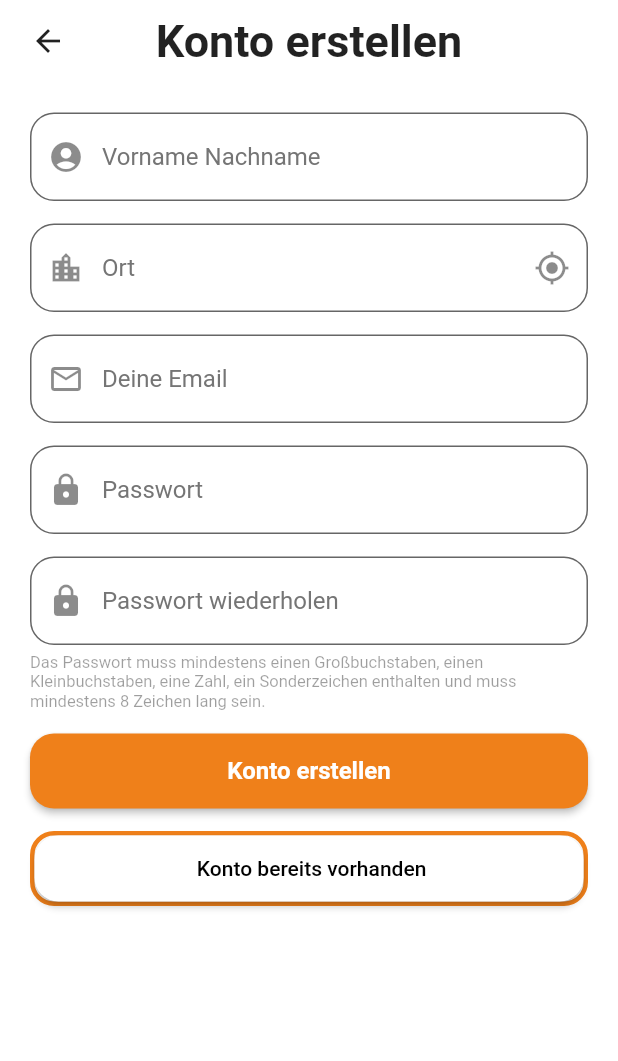
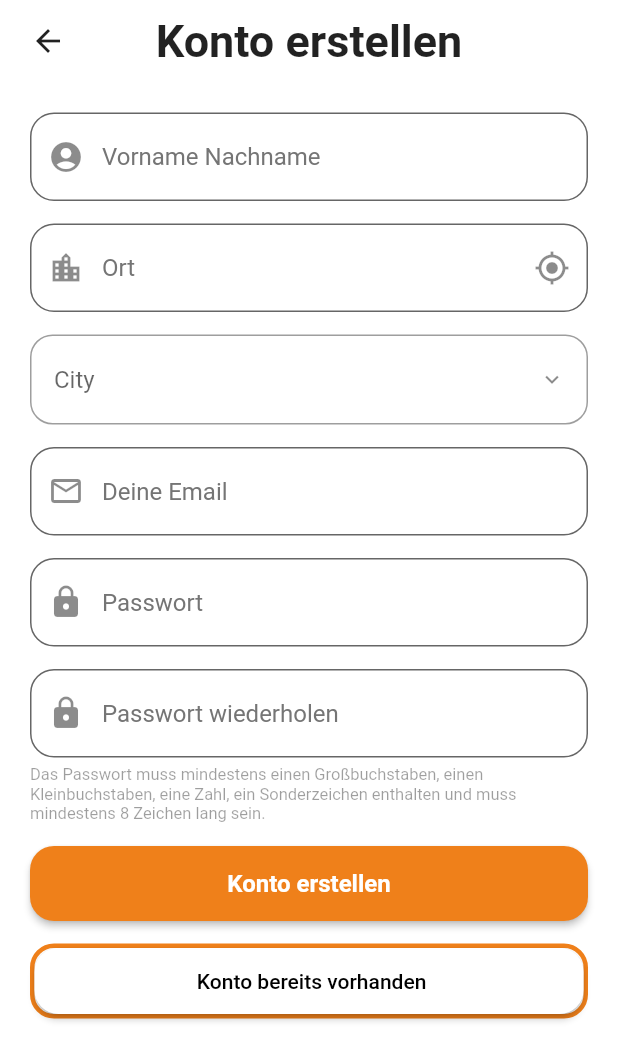
Before and after one commit to Jayjerome/LHERE-main, a Flutter app: the screen it shows after launch, after a tap on "Lehrstelle suchen", after a tap on "Konto erstellen", on a phone screen of 412 x 824 dp. Shown: the top 1061 px of the screen. Run offline on Flutter 3.47's test engine with Material 2 defaults, Android fonts, the phone set to English and light mode, and no system bars; drawn by our look-alikes of modal_progress_hud_nsn; our stand-ins replace animated_text_kit, circular_countdown_timer, delayed_display, dot_navigation_bar, dropdown_button2, firebase_auth and 6 more; accounts and stored records are empty; network calls fail; Roboto replaces fonts that are missing (Montserrat, Share).

Commit message:
Fix changes

```diff
--- a/lib/Controller/questionfetechlist.dart
+++ b/lib/Controller/questionfetechlist.dart
@@ -69,7 +69,6 @@ class questionafetchlist
         }
         else
           {
-
           var userdata = await json.decode(response.body);
           var listofcompanies = userdata['data'];
 
--- a/lib/View/Authentication/Signup/signup.dart
+++ b/lib/View/Authentication/Signup/signup.dart
@@ -1,5 +1,5 @@
-import 'dart:developer';
-import 'package:geocoding/geocoding.dart';
+// import 'package:geocoding/geocoding.dart';
+import 'package:dropdown_button2/dropdown_button2.dart';
 import 'package:geolocator/geolocator.dart';
 import 'package:firebase_auth/firebase_auth.dart';
 import 'package:flutter/material.dart';
@@ -45,18 +45,18 @@ class _signupState extends State<signup> {
     try {
       var position = await getCurrentPosition();
 
-      List<Placemark> placemarks = await placemarkFromCoordinates(
-        position.latitude,
-        position.longitude,
-      );
-
-      setState(() {
-        long = position.longitude;
-        lat = position.latitude;
-        city = placemarks[0].locality.toString();
-        cityController.text = city;
-        log(city.toString());
-      });
+      // List<Placemark> placemarks = await placemarkFromCoordinates(
+      //   position.latitude,
+      //   position.longitude,
+      // );
+      //
+      // setState(() {
+      //   long = position.longitude;
+      //   lat = position.latitude;
+      //   city = placemarks[0].locality.toString();
+      //   cityController.text = city;
+      //   log(city.toString());
+      // });
     } catch (e) {
       print(e);
     }
@@ -174,39 +174,57 @@ class _signupState extends State<signup> {
                             child: const Icon(Icons.gps_fixed)),
                         fillColor: Colors.white),
                   ),
-                  // SizedBox(
-                  //   height: 60,
-                  //   child: DropdownSearch<String>(
-                  //
-                  //       //mode of dropdown
-                  //       mode: Mode.MENU,
-                  //
-                  //       //to show search box
-                  //       showSearchBox: true,
-                  //       dropdownSearchDecoration: InputDecoration(
-                  //           prefixIcon: Icon(Icons.location_on),
-                  //           border: const OutlineInputBorder(
-                  //             borderRadius: BorderRadius.all(
-                  //               Radius.circular(16.0),
-                  //             ),
-                  //           )),
-                  //       //list of dropdown items
-                  //       items: [
-                  //         "Vienna",
-                  //         "Graz",
-                  //         "Linz",
-                  //         "Salzburg",
-                  //         "Innsbruck",
-                  //         "Villach"
-                  //       ],
-                  //       onChanged: (v) {
-                  //         setState(() {
-                  //           city = v.toString();
-                  //         });
-                  //       },
-                  //       //show selected item
-                  //       selectedItem: city == "" ? "City" : city),
-                  // ),
+                  smallgap,
+                  DropdownButtonFormField2(
+                    decoration: const InputDecoration(
+                      isDense: true,
+                      fillColor: Colors.white,
+                      filled: true,
+                      suffixIcon: Icon(
+                          Icons.keyboard_arrow_down_sharp
+                      ),
+                      contentPadding: EdgeInsets.zero,
+                      focusedBorder: OutlineInputBorder(
+                        borderRadius: BorderRadius.all(Radius.circular(15)),
+                        borderSide: BorderSide(width: 1, color: Colors.grey),
+                      ),
+                      enabledBorder: OutlineInputBorder(
+                        borderRadius: BorderRadius.all(Radius.circular(15)),
+                        borderSide: BorderSide(width: 1, color: Colors.grey),
+                      ),
+                    ),
+                    hint: Text('City'),
+                    isExpanded: true,
+                    icon: const Icon(
+                      Icons.location_on,
+                      color: Colors.white,
+                    ),
+                    iconSize: 30,
+                    buttonHeight: 60,
+                    buttonPadding: const EdgeInsets.only(right: 10),
+                    dropdownDecoration: BoxDecoration(
+                        borderRadius: BorderRadius.circular(10),
+                        color: Colors.white),
+                    items: [
+                      "Vienna",
+                      "Graz",
+                      "Linz",
+                      "Salzburg",
+                      "Innsbruck",
+                      "Villach"
+                    ]
+                        .map((item) => DropdownMenuItem<String>(
+                      value: item,
+                      child: Text(
+                          item),
+                    ))
+                        .toList(),
+                    onChanged: (value) {
+                      setState(() {
+                        city = value.toString();
+                      });
+                    },
+                  ),
                   smallgap,
                   Container(
                     child: TextField(
@@ -333,7 +351,7 @@ class _signupState extends State<signup> {
       }
     }else {
       Fluttertoast.showToast(
-          msg: "PLease Check Credentials",
+          msg: "Please check credentials",
           toastLength: Toast.LENGTH_SHORT,
           gravity: ToastGravity.BOTTOM,
           timeInSecForIosWeb: 1,
--- a/lib/View/Homescreen/Pages/Filterscreen.dart
+++ b/lib/View/Homescreen/Pages/Filterscreen.dart
@@ -1,5 +1,3 @@
-import 'package:cloud_firestore/cloud_firestore.dart';
-import 'package:dropdown_search/dropdown_search.dart';
 import 'package:firebase_auth/firebase_auth.dart';
 import 'package:flutter/material.dart';
 import 'package:fluttertoast/fluttertoast.dart';
--- a/lib/View/Homescreen/Pages/QuizPage/compnycontent.dart
+++ b/lib/View/Homescreen/Pages/QuizPage/compnycontent.dart
@@ -25,7 +25,8 @@ class _companycontentDetailState extends State<companycontentDetail> {
     var wsize=MediaQuery.of(context).size.width;
     var hsize=MediaQuery.of(context).size.height;
     return Scaffold(
-      body:Stack(
+      body:SafeArea(
+        child: Stack(
           children: [
             SizedBox(
               width: wsize,
@@ -183,6 +184,7 @@ class _companycontentDetailState extends State<companycontentDetail> {
 
           ],
         ),
+      ),
     );
   }
 }
--- a/lib/View/Homescreen/Pages/profilePage.dart
+++ b/lib/View/Homescreen/Pages/profilePage.dart
@@ -1,6 +1,5 @@
 import 'dart:developer';
 
-import 'package:cloud_firestore/cloud_firestore.dart';
 import 'package:firebase_auth/firebase_auth.dart';
 import 'package:flutter/material.dart';
 import 'package:google_fonts/google_fonts.dart';
@@ -21,7 +20,6 @@ class _profilescrenState extends State<profilescren> {
   // var db=FirebaseFirestore.instance;
   // final FirebaseAuth auth = FirebaseAuth.instance;
   // final GoogleSignIn googleSignIn = new GoogleSignIn();
-  var db=FirebaseFirestore.instance;
   final FirebaseAuth auth = FirebaseAuth.instance;
   var name="";
 
@@ -73,7 +71,7 @@ getuserdata();
               width:wsize,
               color:primarycolor,
               child:Padding(
-                padding: const EdgeInsets.only(top:35,left:16,right:16,bottom:20),
+                padding: const EdgeInsets.only(top:60,left:16,right:16,bottom:20),
                 child: Stack(
 
                   clipBehavior: Clip.none, children: [
@@ -85,8 +83,6 @@ getuserdata();
                           children: [
                             Text("Mein Profil",style:GoogleFonts.alata(color:Colors.white,fontWeight:FontWeight.bold,fontSize: MediaQuery.of(context).size.height*0.035),),
                             IconButton(onPressed:(){
-
-
                               Navigator.push(
                                   context,
                                   new MaterialPageRoute(builder: (context) => editProfile(),
--- a/lib/View/Profileanaylsis/Introscreen.dart
+++ b/lib/View/Profileanaylsis/Introscreen.dart
@@ -45,7 +45,7 @@ class _introscreenState extends State<introscreen> {
               DelayedDisplay(
               delay: const Duration(seconds: 1),
               child: Text(
-                  "Profile Analysis",textAlign:TextAlign.center,
+                  "Profilanalyse",textAlign:TextAlign.center,
                   style:primarytext)),
           DelayedDisplay(
             delay: const Duration(seconds: 2),
--- a/lib/View/Profileanaylsis/profiling2.dart
+++ b/lib/View/Profileanaylsis/profiling2.dart
@@ -30,7 +30,7 @@ class _profiling2State extends State<profiling2> {
                   crossAxisAlignment: CrossAxisAlignment.start,
                   children: [
                     Text(
-                      "Profile Analysis",
+                      "Profilanalyse",
                       textAlign: TextAlign.center,
                       style: Secondtext,
                     ),
--- a/lib/Widgets/search_screen.dart
+++ b/lib/Widgets/search_screen.dart
@@ -53,7 +53,7 @@ class _SearchScreenState extends State<SearchScreen> {
                   }
                   Navigator.push(
                     context,
-                    MaterialPageRoute(builder: (context) => JobDetail(post)),
+                    MaterialPageRoute(builder: (context) => jobdetail(post)),
                   );
                 },
                 leading: SizedBox(
```
Also changed, not shown: lib/View/Candidate/screens/introduction/startingscreen.dart (+45 -59 lines), lib/View/Homescreen/Pages/Jobdetails.dart (+6 -7 lines), lib/View/Homescreen/Pages/editProfile.dart (+39 -24 lines), lib/View/Homescreen/Pages/email_form.dart (+41 -27 lines), lib/View/Homescreen/Pages/homepage.dart (+4 -8 lines), lib/View/Profileanaylsis/profiling.dart (+6 -6 lines), pubspec.yaml (+6 -7 lines), pubspec.lock, 4 other files. Lines whose indentation alone changed are shown as unchanged.
